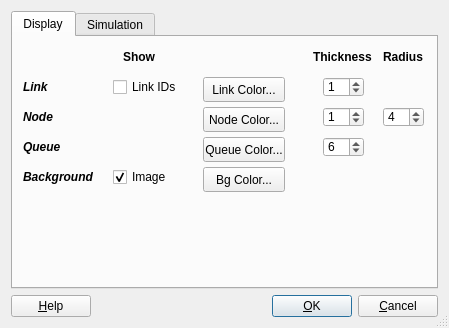
Before: the Qt Designer form trunk/gui/parametersdialog_qt4.ui in OdedCats/mezzo, drawn with Qt 5.
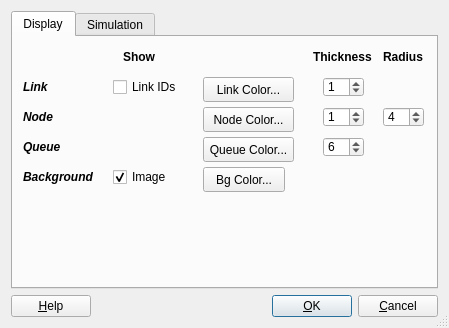
After: the same form once the commit is applied. The open tabs and pages were chosen to show the change. Icons and pictures are not drawn.

```diff
--- a/trunk/gui/parametersdialog_qt4.ui
+++ b/trunk/gui/parametersdialog_qt4.ui
@@ -156,7 +156,7 @@
         <rect>
          <x>190</x>
          <y>70</y>
-         <width>82</width>
+         <width>91</width>
          <height>25</height>
         </rect>
        </property>
@@ -169,7 +169,7 @@
         <rect>
          <x>190</x>
          <y>100</y>
-         <width>82</width>
+         <width>91</width>
          <height>25</height>
         </rect>
        </property>
@@ -224,7 +224,7 @@
         <rect>
          <x>190</x>
          <y>40</y>
-         <width>82</width>
+         <width>91</width>
          <height>25</height>
         </rect>
        </property>
```
Left out of the diff: 2 changed lines with no effect on the pictures.
